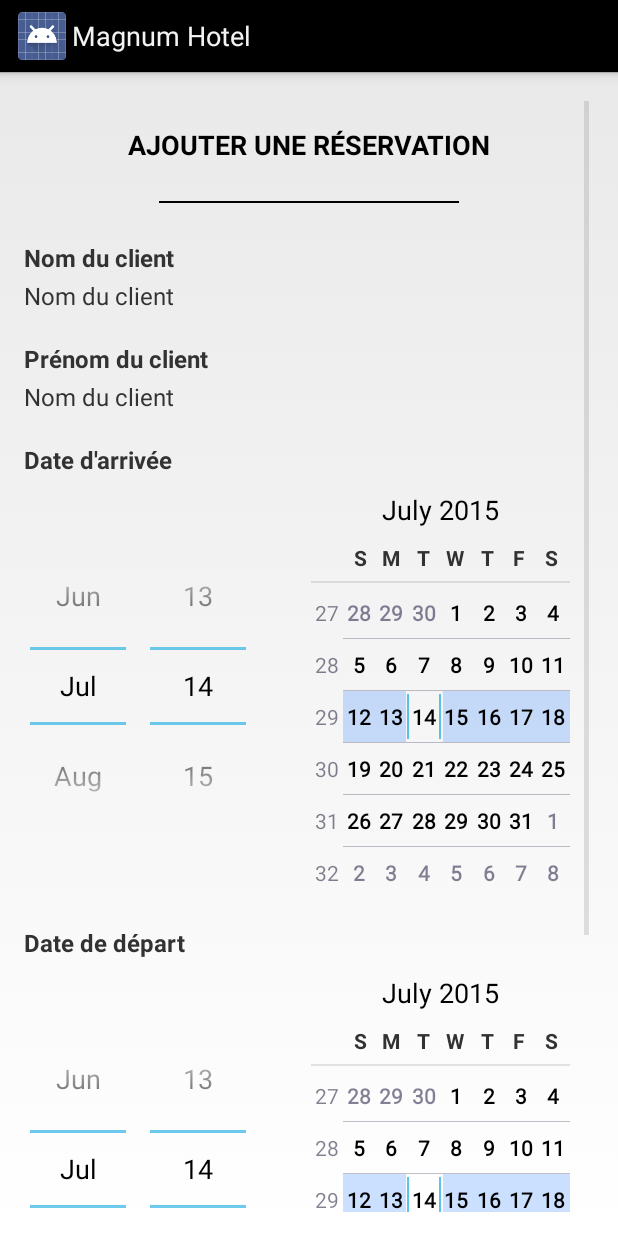
After one commit to irvinemanouana/MagnumHotel, an Android app: the layout activity_bookings_form.xml on its own in the app's theme, with its tools: preview values and no code run, on a phone screen of 412 x 824 dp. The commit adds this screen. Run offline under Robolectric (Android 15) with nearby library versions, the light colour scheme and no system bars.

Commit message:
Création de la vue Ajout d'une réservation (activity_bookings_form)

```diff
--- a/app/src/main/java/android/project/esgi/fr/magnumhotel/activities/NewRoomActivity.java
+++ b/app/src/main/java/android/project/esgi/fr/magnumhotel/activities/NewRoomActivity.java
@@ -39,7 +39,7 @@ public class NewRoomActivity extends Activity {
         inpdes = (EditText) findViewById(R.id.edit_description);
         inpprice = (EditText) findViewById(R.id.edit_prix);
         inpnbperson = (EditText) findViewById(R.id.edit_capacity);
-        addButton = (Button) findViewById(R.id.ajouter);
+        addButton = (Button) findViewById(R.id.submit_room);
 
         addButton.setOnClickListener(new View.OnClickListener() {
             @Override
--- /dev/null
+++ b/app/src/main/res/layout/activity_bookings_form.xml
@@ -0,0 +1,123 @@
+<ScrollView xmlns:android="http://schemas.android.com/apk/res/android"
+    xmlns:tools="http://schemas.android.com/tools" android:layout_width="match_parent"
+    android:layout_height="match_parent"
+    android:paddingLeft="@dimen/activity_horizontal_margin"
+    android:paddingRight="@dimen/activity_horizontal_margin"
+    android:paddingTop="@dimen/activity_vertical_margin"
+    android:paddingBottom="@dimen/activity_vertical_margin"
+    android:orientation="vertical" >
+
+    <LinearLayout
+        android:orientation="vertical"
+        android:layout_width="match_parent"
+        android:layout_height="wrap_content">
+
+        <TextView
+            android:id="@+id/booking_form_title"
+            android:layout_width="match_parent"
+            android:layout_height="wrap_content"
+            android:textAppearance="?android:attr/textAppearanceMedium"
+            android:text="@string/title_activity_add_booking"
+            android:textAllCaps="true"
+            android:gravity="center"
+            android:textStyle="bold"
+            android:layout_marginTop="20dp"/>
+
+        <ImageView
+            android:layout_width="wrap_content"
+            android:layout_height="wrap_content"
+            android:layout_gravity="center_horizontal"
+            android:src="@drawable/border"
+            android:contentDescription="@string/separator"
+            android:layout_marginTop="25dp"
+            android:layout_marginBottom="25dp"/>
+
+        <TextView
+            android:textSize="@dimen/label_size"
+            android:textStyle="bold"
+            android:layout_width="wrap_content"
+            android:layout_height="wrap_content"
+            android:text="@string/customer_name" />
+
+        <TextView
+            android:textSize="@dimen/label_size"
+            android:layout_width="wrap_content"
+            android:layout_height="wrap_content"
+            android:text="@string/customer_name"
+            android:layout_marginTop="3dp"
+            android:id="@+id/customer_name" />
+
+        <TextView
+            android:textSize="@dimen/label_size"
+            android:textStyle="bold"
+            android:layout_width="wrap_content"
+            android:layout_height="wrap_content"
+            android:layout_marginTop="20dp"
+            android:text="@string/customer_firstName" />
+
+        <TextView
+            android:textSize="@dimen/label_size"
+            android:layout_width="wrap_content"
+            android:layout_height="wrap_content"
+            android:text="@string/customer_name"
+            android:layout_marginTop="3dp"
+            android:id="@+id/customer_firstName" />
+
+        <TextView
+            android:layout_width="wrap_content"
+            android:layout_height="wrap_content"
+            android:layout_marginTop="20dp"
+            android:textSize="@dimen/label_size"
+            android:textStyle="bold"
+            android:text="@string/arrival_day" />
+
+        <DatePicker
+            android:layout_width="wrap_content"
+            android:layout_height="wrap_content"
+            android:id="@+id/arrival_day" />
+
+        <TextView
+            android:layout_width="wrap_content"
+            android:layout_height="wrap_content"
+            android:layout_marginTop="20dp"
+            android:textSize="@dimen/label_size"
+            android:textStyle="bold"
+            android:text="@string/departure_day" />
+
+        <DatePicker
+            android:layout_width="wrap_content"
+            android:layout_height="wrap_content"
+            android:id="@+id/departure_day" />
+
+        <TextView
+            android:layout_width="wrap_content"
+            android:layout_height="wrap_content"
+            android:layout_marginTop="20dp"
+            android:textSize="@dimen/label_size"
+            android:textStyle="bold"
+            android:text="@string/specify_room" />
+
+        <Spinner
+            android:layout_width="match_parent"
+            android:layout_height="wrap_content"
+            android:layout_marginTop="3dp"
+            android:id="@+id/choose_room" />
+
+        <Button
+            android:id="@+id/submit_room"
+            android:text="@string/bt_add"
+            android:textColor="@color/white"
+            android:background="@drawable/button_add"
+            android:textAllCaps="true"
+            android:textStyle="bold"
+            android:layout_width="wrap_content"
+            android:layout_height="wrap_content"
+            android:paddingRight="30dp"
+            android:paddingLeft="30dp"
+            android:textSize="14sp"
+            android:layout_marginTop="30dp"
+            android:layout_gravity="center_horizontal" />
+
+    </LinearLayout>
+
+</ScrollView>
--- a/app/src/main/res/values/strings.xml
+++ b/app/src/main/res/values/strings.xml
@@ -50,6 +50,10 @@
     <string name="no_customer">Il n\'y a actuellement aucun client</string>
 
     <!-- Bookings -->
+    <string name="title_activity_add_booking">Ajouter une réservation</string>
     <string name="all_bookings">Réservations</string>
+    <string name="specify_room">Attribution d'une chambre</string>
+    <string name="arrival_day">Date d'arrivée</string>
+    <string name="departure_day">Date de départ</string>
 
 </resources>
```
Also changed, not shown: 1 other file.
